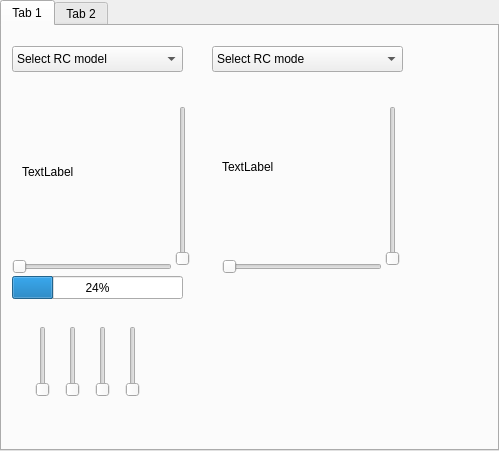
Old version of the form src/ui/QGCVehicleConfig.ui in the repository mavlink/qgroundcontrol.
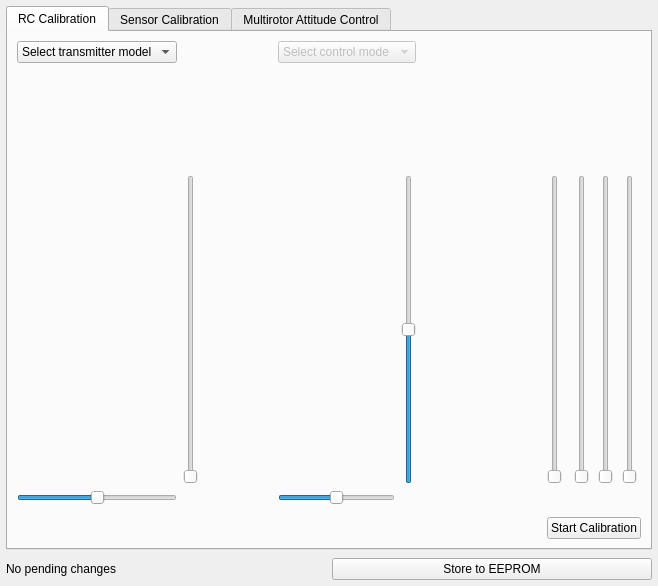
New version of the form. Icons and pictures are not drawn.

Commit message: Added RC calibration stub, ready for testing and fine-tuning

```diff
--- a/src/ui/QGCVehicleConfig.ui
+++ b/src/ui/QGCVehicleConfig.ui
@@ -6,205 +6,448 @@
    <rect>
     <x>0</x>
     <y>0</y>
-    <width>499</width>
-    <height>451</height>
+    <width>658</width>
+    <height>586</height>
    </rect>
   </property>
   <property name="windowTitle">
    <string>Form</string>
   </property>
-  <layout class="QHBoxLayout" name="horizontalLayout">
+  <layout class="QGridLayout" name="gridLayout">
+   <property name="horizontalSpacing">
+    <number>6</number>
+   </property>
+   <property name="verticalSpacing">
+    <number>8</number>
+   </property>
    <property name="margin">
-    <number>0</number>
+    <number>6</number>
    </property>
-   <item>
+   <item row="0" column="0" colspan="2">
     <widget class="QTabWidget" name="tabWidget">
      <property name="currentIndex">
       <number>0</number>
      </property>
      <widget class="QWidget" name="rcTab">
       <attribute name="title">
-       <string>Tab 1</string>
+       <string>RC Calibration</string>
       </attribute>
-      <widget class="QSlider" name="yawSlider">
-       <property name="geometry">
-        <rect>
-         <x>10</x>
-         <y>230</y>
-         <width>160</width>
-         <height>22</height>
-        </rect>
-       </property>
-       <property name="orientation">
-        <enum>Qt::Horizontal</enum>
-       </property>
-      </widget>
-      <widget class="QSlider" name="throttleSlider">
-       <property name="geometry">
-        <rect>
-         <x>170</x>
-         <y>80</y>
-         <width>22</width>
-         <height>160</height>
-        </rect>
-       </property>
-       <property name="orientation">
-        <enum>Qt::Vertical</enum>
-       </property>
-      </widget>
-      <widget class="QSlider" name="rollSlider">
-       <property name="geometry">
-        <rect>
-         <x>220</x>
-         <y>230</y>
-         <width>160</width>
-         <height>22</height>
-        </rect>
-       </property>
-       <property name="orientation">
-        <enum>Qt::Horizontal</enum>
-       </property>
-      </widget>
-      <widget class="QSlider" name="pitchSlider">
-       <property name="geometry">
-        <rect>
-         <x>380</x>
-         <y>80</y>
-         <width>22</width>
-         <height>160</height>
-        </rect>
-       </property>
-       <property name="orientation">
-        <enum>Qt::Vertical</enum>
-       </property>
-      </widget>
-      <widget class="QSlider" name="chan5Slider">
-       <property name="geometry">
-        <rect>
-         <x>30</x>
-         <y>300</y>
-         <width>22</width>
-         <height>71</height>
-        </rect>
-       </property>
-       <property name="orientation">
-        <enum>Qt::Vertical</enum>
-       </property>
-      </widget>
-      <widget class="QSlider" name="chan6Slider">
-       <property name="geometry">
-        <rect>
-         <x>60</x>
-         <y>300</y>
-         <width>22</width>
-         <height>71</height>
-        </rect>
-       </property>
-       <property name="orientation">
-        <enum>Qt::Vertical</enum>
-       </property>
-      </widget>
-      <widget class="QSlider" name="chan7Slider">
-       <property name="geometry">
-        <rect>
-         <x>90</x>
-         <y>300</y>
-         <width>22</width>
-         <height>71</height>
-        </rect>
-       </property>
-       <property name="orientation">
-        <enum>Qt::Vertical</enum>
-       </property>
-      </widget>
-      <widget class="QSlider" name="chan8Slider">
-       <property name="geometry">
-        <rect>
-         <x>120</x>
-         <y>300</y>
-         <width>22</width>
-         <height>71</height>
-        </rect>
-       </property>
-       <property name="orientation">
-        <enum>Qt::Vertical</enum>
-       </property>
-      </widget>
-      <widget class="QLabel" name="label">
-       <property name="geometry">
-        <rect>
-         <x>20</x>
-         <y>70</y>
-         <width>141</width>
-         <height>151</height>
-        </rect>
-       </property>
-       <property name="text">
-        <string>TextLabel</string>
-       </property>
-      </widget>
-      <widget class="QLabel" name="label_2">
-       <property name="geometry">
-        <rect>
-         <x>220</x>
-         <y>70</y>
-         <width>151</width>
-         <height>141</height>
-        </rect>
-       </property>
-       <property name="text">
-        <string>TextLabel</string>
-       </property>
-      </widget>
-      <widget class="QComboBox" name="rcTypeComboBox">
-       <property name="geometry">
-        <rect>
-         <x>10</x>
-         <y>20</y>
-         <width>171</width>
-         <height>26</height>
-        </rect>
-       </property>
-       <item>
-        <property name="text">
-         <string>Select RC model</string>
-        </property>
+      <layout class="QGridLayout" name="gridLayout_2">
+       <item row="2" column="8">
+        <widget class="QSlider" name="chan8Slider">
+         <property name="orientation">
+          <enum>Qt::Vertical</enum>
+         </property>
+        </widget>
        </item>
-      </widget>
-      <widget class="QComboBox" name="comboBox_2">
-       <property name="geometry">
-        <rect>
-         <x>210</x>
-         <y>20</y>
-         <width>191</width>
-         <height>26</height>
-        </rect>
-       </property>
-       <item>
-        <property name="text">
-         <string>Select RC mode</string>
-        </property>
+       <item row="2" column="4">
+        <widget class="QLabel" name="rightStickLabel">
+         <property name="text">
+          <string/>
+         </property>
+         <property name="pixmap">
+          <pixmap resource="../../qgroundcontrol.qrc">:/files/images/rc_stick.svg</pixmap>
+         </property>
+         <property name="scaledContents">
+          <bool>true</bool>
+         </property>
+        </widget>
        </item>
-      </widget>
-      <widget class="QProgressBar" name="yawProgressBar">
-       <property name="geometry">
-        <rect>
-         <x>10</x>
-         <y>250</y>
-         <width>171</width>
-         <height>23</height>
-        </rect>
-       </property>
-       <property name="value">
-        <number>24</number>
-       </property>
-      </widget>
+       <item row="2" column="9">
+        <widget class="QSlider" name="chan7Slider">
+         <property name="orientation">
+          <enum>Qt::Vertical</enum>
+         </property>
+        </widget>
+       </item>
+       <item row="2" column="2">
+        <spacer name="horizontalSpacer">
+         <property name="orientation">
+          <enum>Qt::Horizontal</enum>
+         </property>
+         <property name="sizeHint" stdset="0">
+          <size>
+           <width>40</width>
+           <height>20</height>
+          </size>
+         </property>
+        </spacer>
+       </item>
+       <item row="4" column="0" rowspan="2" colspan="6">
+        <spacer name="verticalSpacer_3">
+         <property name="orientation">
+          <enum>Qt::Vertical</enum>
+         </property>
+         <property name="sizeHint" stdset="0">
+          <size>
+           <width>5</width>
+           <height>5</height>
+          </size>
+         </property>
+        </spacer>
+       </item>
+       <item row="0" column="8" rowspan="2" colspan="4">
+        <widget class="QLabel" name="instructionLabel">
+         <property name="text">
+          <string/>
+         </property>
+        </widget>
+       </item>
+       <item row="3" column="0">
+        <widget class="QSlider" name="yawSlider">
+         <property name="minimum">
+          <number>800</number>
+         </property>
+         <property name="maximum">
+          <number>2200</number>
+         </property>
+         <property name="value">
+          <number>1500</number>
+         </property>
+         <property name="orientation">
+          <enum>Qt::Horizontal</enum>
+         </property>
+        </widget>
+       </item>
+       <item row="0" column="4" colspan="2">
+        <widget class="QComboBox" name="controlModeComboBox">
+         <property name="enabled">
+          <bool>false</bool>
+         </property>
+         <item>
+          <property name="text">
+           <string>Select control mode</string>
+          </property>
+         </item>
+        </widget>
+       </item>
+       <item row="0" column="0">
+        <widget class="QComboBox" name="rcTypeComboBox">
+         <item>
+          <property name="text">
+           <string>Select transmitter model</string>
+          </property>
+         </item>
+        </widget>
+       </item>
+       <item row="1" column="4" colspan="2">
+        <widget class="QLabel" name="modeLabel">
+         <property name="minimumSize">
+          <size>
+           <width>100</width>
+           <height>100</height>
+          </size>
+         </property>
+         <property name="sizeIncrement">
+          <size>
+           <width>50</width>
+           <height>50</height>
+          </size>
+         </property>
+         <property name="baseSize">
+          <size>
+           <width>50</width>
+           <height>50</height>
+          </size>
+         </property>
+         <property name="text">
+          <string/>
+         </property>
+        </widget>
+       </item>
+       <item row="2" column="0">
+        <widget class="QLabel" name="leftStickLabel">
+         <property name="text">
+          <string/>
+         </property>
+         <property name="pixmap">
+          <pixmap resource="../../qgroundcontrol.qrc">:/files/images/rc_stick.svg</pixmap>
+         </property>
+         <property name="scaledContents">
+          <bool>true</bool>
+         </property>
+        </widget>
+       </item>
+       <item row="3" column="4">
+        <widget class="QSlider" name="rollSlider">
+         <property name="minimum">
+          <number>800</number>
+         </property>
+         <property name="maximum">
+          <number>2200</number>
+         </property>
+         <property name="value">
+          <number>1500</number>
+         </property>
+         <property name="orientation">
+          <enum>Qt::Horizontal</enum>
+         </property>
+        </widget>
+       </item>
+       <item row="1" column="0">
+        <widget class="QLabel" name="txLabel">
+         <property name="text">
+          <string/>
+         </property>
+        </widget>
+       </item>
+       <item row="2" column="5">
+        <widget class="QSlider" name="pitchSlider">
+         <property name="minimum">
+          <number>800</number>
+         </property>
+         <property name="maximum">
+          <number>2200</number>
+         </property>
+         <property name="value">
+          <number>1500</number>
+         </property>
+         <property name="orientation">
+          <enum>Qt::Vertical</enum>
+         </property>
+        </widget>
+       </item>
+       <item row="2" column="10">
+        <widget class="QSlider" name="chan6Slider">
+         <property name="orientation">
+          <enum>Qt::Vertical</enum>
+         </property>
+        </widget>
+       </item>
+       <item row="2" column="11">
+        <widget class="QSlider" name="chan5Slider">
+         <property name="orientation">
+          <enum>Qt::Vertical</enum>
+         </property>
+        </widget>
+       </item>
+       <item row="2" column="1">
+        <widget class="QSlider" name="throttleSlider">
+         <property name="minimum">
+          <number>800</number>
+         </property>
+         <property name="maximum">
+          <number>2200</number>
+         </property>
+         <property name="orientation">
+          <enum>Qt::Vertical</enum>
+         </property>
+        </widget>
+       </item>
+       <item row="2" column="7">
+        <spacer name="horizontalSpacer_2">
+         <property name="orientation">
+          <enum>Qt::Horizontal</enum>
+         </property>
+         <property name="sizeHint" stdset="0">
+          <size>
+           <width>40</width>
+           <height>20</height>
+          </size>
+         </property>
+        </spacer>
+       </item>
+       <item row="5" column="6">
+        <spacer name="horizontalSpacer_3">
+         <property name="orientation">
+          <enum>Qt::Horizontal</enum>
+         </property>
+         <property name="sizeHint" stdset="0">
+          <size>
+           <width>40</width>
+           <height>20</height>
+          </size>
+         </property>
+        </spacer>
+       </item>
+       <item row="5" column="8" colspan="4">
+        <widget class="QPushButton" name="rcCalibrationButton">
+         <property name="text">
+          <string>Start Calibration</string>
+         </property>
+        </widget>
+       </item>
+      </layout>
      </widget>
      <widget class="QWidget" name="sensorTab">
       <attribute name="title">
-       <string>Tab 2</string>
+       <string>Sensor Calibration</string>
       </attribute>
      </widget>
+     <widget class="QWidget" name="tab">
+      <attribute name="title">
+       <string>Multirotor Attitude Control</string>
+      </attribute>
+      <layout class="QGridLayout" name="gridLayout_3">
+       <item row="1" column="0">
+        <widget class="QDoubleSpinBox" name="attPSpinBox"/>
+       </item>
+       <item row="1" column="1">
+        <widget class="QSlider" name="attPSlider">
+         <property name="orientation">
+          <enum>Qt::Horizontal</enum>
+         </property>
+        </widget>
+       </item>
+       <item row="2" column="0">
+        <widget class="QDoubleSpinBox" name="attISpinBox"/>
+       </item>
+       <item row="2" column="1">
+        <widget class="QSlider" name="attISlider">
+         <property name="orientation">
+          <enum>Qt::Horizontal</enum>
+         </property>
+        </widget>
+       </item>
+       <item row="8" column="0">
+        <widget class="QDoubleSpinBox" name="doubleSpinBox_5"/>
+       </item>
+       <item row="8" column="1">
+        <widget class="QSlider" name="horizontalSlider_6">
+         <property name="orientation">
+          <enum>Qt::Horizontal</enum>
+         </property>
+        </widget>
+       </item>
+       <item row="9" column="0">
+        <widget class="QDoubleSpinBox" name="doubleSpinBox_6"/>
+       </item>
+       <item row="10" column="0">
+        <widget class="QDoubleSpinBox" name="doubleSpinBox_7"/>
+       </item>
+       <item row="10" column="1">
+        <widget class="QSlider" name="horizontalSlider_8">
+         <property name="orientation">
+          <enum>Qt::Horizontal</enum>
+         </property>
+        </widget>
+       </item>
+       <item row="11" column="0">
+        <widget class="QDoubleSpinBox" name="doubleSpinBox_8"/>
+       </item>
+       <item row="11" column="1">
+        <widget class="QSlider" name="horizontalSlider_9">
+         <property name="orientation">
+          <enum>Qt::Horizontal</enum>
+         </property>
+        </widget>
+       </item>
+       <item row="13" column="0">
+        <widget class="QDoubleSpinBox" name="doubleSpinBox_9"/>
+       </item>
+       <item row="13" column="1">
+        <widget class="QSlider" name="horizontalSlider_10">
+         <property name="orientation">
+          <enum>Qt::Horizontal</enum>
+         </property>
+        </widget>
+       </item>
+       <item row="14" column="2">
+        <widget class="QPushButton" name="pushButton_5">
+         <property name="text">
+          <string>Set Gains</string>
+         </property>
+        </widget>
+       </item>
+       <item row="0" column="2">
+        <widget class="QPushButton" name="pushButton_4">
+         <property name="text">
+          <string>Load Platform Defaults</string>
+         </property>
+        </widget>
+       </item>
+       <item row="0" column="0" colspan="2">
+        <widget class="QComboBox" name="comboBox"/>
+       </item>
+       <item row="3" column="0">
+        <widget class="QDoubleSpinBox" name="attDSpinBox"/>
+       </item>
+       <item row="3" column="1">
+        <widget class="QSlider" name="attDSlider">
+         <property name="orientation">
+          <enum>Qt::Horizontal</enum>
+         </property>
+        </widget>
+       </item>
+       <item row="4" column="0">
+        <widget class="QDoubleSpinBox" name="attAWUSpinBox"/>
+       </item>
+       <item row="9" column="1">
+        <widget class="QSlider" name="horizontalSlider_7">
+         <property name="orientation">
+          <enum>Qt::Horizontal</enum>
+         </property>
+        </widget>
+       </item>
+       <item row="4" column="1">
+        <widget class="QSlider" name="attAWUSlider">
+         <property name="orientation">
+          <enum>Qt::Horizontal</enum>
+         </property>
+        </widget>
+       </item>
+       <item row="5" column="0">
+        <widget class="QDoubleSpinBox" name="attLimSpinBox"/>
+       </item>
+       <item row="5" column="1">
+        <widget class="QSlider" name="attLimSlider">
+         <property name="orientation">
+          <enum>Qt::Horizontal</enum>
+         </property>
+        </widget>
+       </item>
+       <item row="7" column="0">
+        <widget class="QDoubleSpinBox" name="doubleSpinBox_4"/>
+       </item>
+       <item row="7" column="1">
+        <widget class="QSlider" name="horizontalSlider_5">
+         <property name="orientation">
+          <enum>Qt::Horizontal</enum>
+         </property>
+        </widget>
+       </item>
+       <item row="6" column="0">
+        <spacer name="verticalSpacer">
+         <property name="orientation">
+          <enum>Qt::Vertical</enum>
+         </property>
+         <property name="sizeHint" stdset="0">
+          <size>
+           <width>20</width>
+           <height>40</height>
+          </size>
+         </property>
+        </spacer>
+       </item>
+       <item row="12" column="0">
+        <spacer name="verticalSpacer_2">
+         <property name="orientation">
+          <enum>Qt::Vertical</enum>
+         </property>
+         <property name="sizeHint" stdset="0">
+          <size>
+           <width>20</width>
+           <height>40</height>
+          </size>
+         </property>
+        </spacer>
+       </item>
+      </layout>
+     </widget>
+    </widget>
+   </item>
+   <item row="2" column="0">
+    <widget class="QLabel" name="statusLabel">
+     <property name="text">
+      <string>No pending changes</string>
+     </property>
+    </widget>
+   </item>
+   <item row="2" column="1">
+    <widget class="QPushButton" name="storeButton">
+     <property name="text">
+      <string>Store to EEPROM</string>
+     </property>
     </widget>
    </item>
   </layout>
```
Left out of the diff: 43 changed lines with no effect on the pictures. The commit also changes 10 other files.
